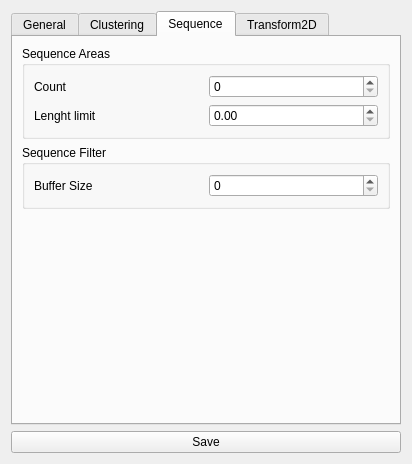
This is Scenery/gui/processwindow.ui in dkliminsky/Scenery as Qt 5 draws it before an edit. The edited form follows.
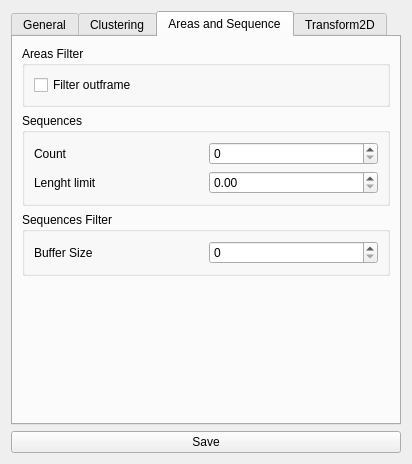
This is the edited form. The open tabs and pages were chosen to show the change.

Diff of the .ui file:
```diff
--- a/Scenery/gui/processwindow.ui
+++ b/Scenery/gui/processwindow.ui
@@ -824,13 +824,29 @@
      </widget>
      <widget class="QWidget" name="sequence">
       <attribute name="title">
-       <string>Sequence</string>
+       <string>Areas and Sequence</string>
       </attribute>
       <layout class="QVBoxLayout" name="verticalLayout_7">
+       <item>
+        <widget class="QGroupBox" name="groupBox_5">
+         <property name="title">
+          <string>Areas Filter</string>
+         </property>
+         <layout class="QVBoxLayout" name="verticalLayout_13">
+          <item>
+           <widget class="QCheckBox" name="filterAreasOutframeCheckBox">
+            <property name="text">
+             <string>Filter outframe</string>
+            </property>
+           </widget>
+          </item>
+         </layout>
+        </widget>
+       </item>
        <item>
         <widget class="QGroupBox" name="groupBox_2">
          <property name="title">
-          <string>Sequence Areas</string>
+          <string>Sequences</string>
          </property>
          <layout class="QGridLayout" name="gridLayout_4">
           <item row="0" column="0">
@@ -863,7 +879,7 @@
        <item>
         <widget class="QGroupBox" name="groupBox_3">
          <property name="title">
-          <string>Sequence Filter</string>
+          <string>Sequences Filter</string>
          </property>
          <layout class="QGridLayout" name="gridLayout_8">
           <item row="0" column="0">
@@ -876,7 +892,7 @@
           <item row="0" column="1">
            <widget class="QSpinBox" name="filterSeqAreaBufferSizeSpin">
             <property name="maximum">
-             <number>5</number>
+             <number>1</number>
             </property>
            </widget>
           </item>
```
Left out of the diff: 6 changed lines with no effect on the pictures.
